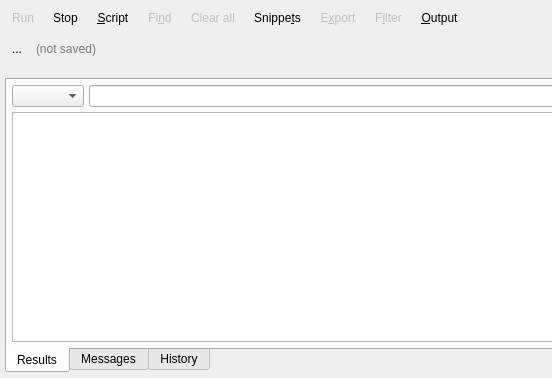
Before: the Qt Designer form libs/libgui/ui/tools/sqlexecutionwidget.ui in pgmodeler/pgmodeler, drawn with Qt 5; both pictures show x 0 to 552 and y 0 to 378 of the 1416 by 378 pixel window.
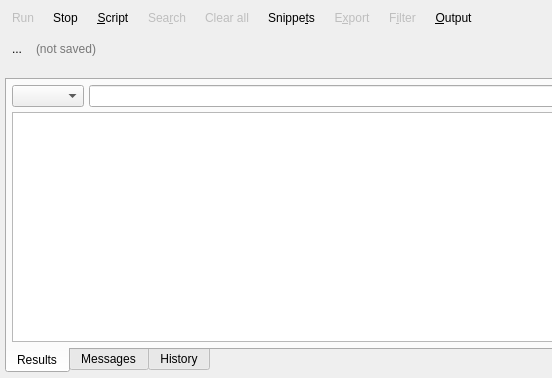
After: the same form once the commit is applied. Icons and pictures are not drawn.

The edit to the form file:
```diff
--- a/libs/libgui/ui/tools/sqlexecutionwidget.ui
+++ b/libs/libgui/ui/tools/sqlexecutionwidget.ui
@@ -259,7 +259,7 @@
         <string>Search in SQL code</string>
        </property>
        <property name="text">
-        <string>Fi&amp;nd</string>
+        <string>Sea&amp;rch</string>
        </property>
        <property name="icon">
         <iconset resource="../../res/resources.qrc">
```
Left out of the diff: 4 changed lines with no effect on the pictures.
